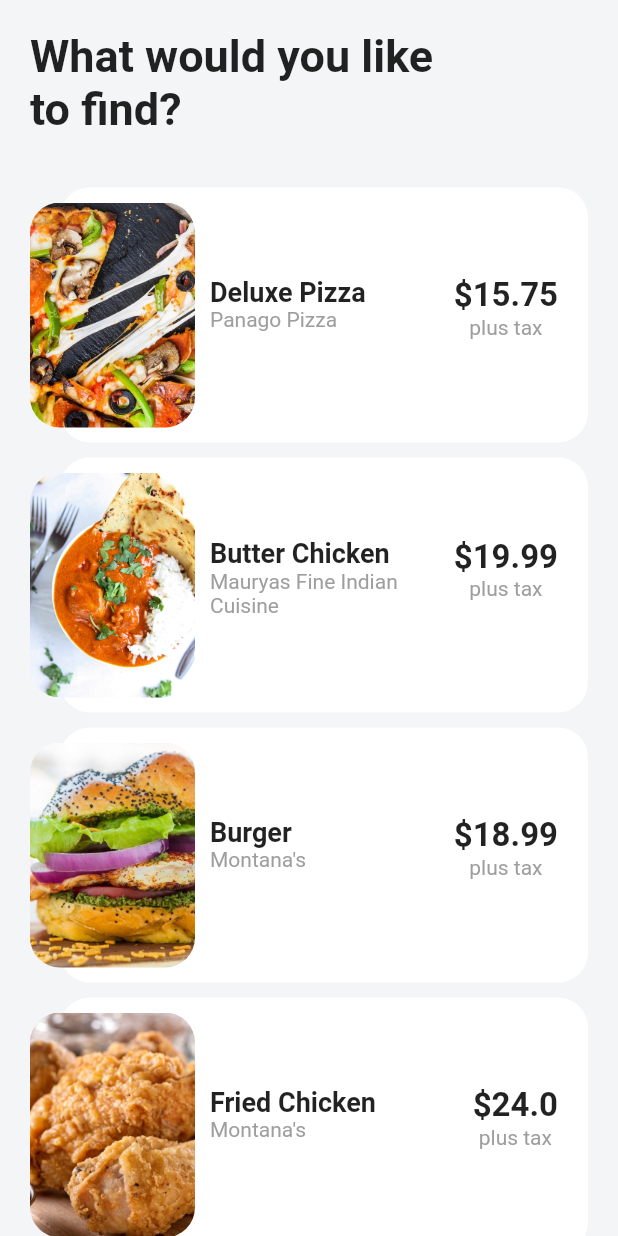
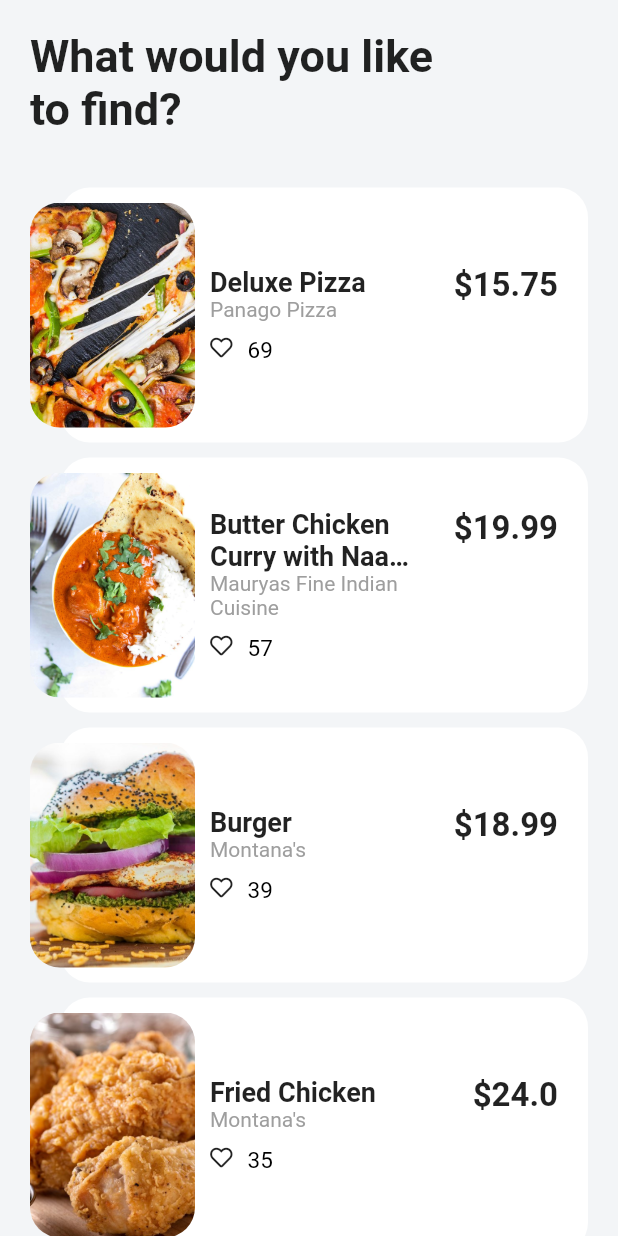
Before and after one commit to Pratham9/top, a Flutter app: the DishPage screen opened directly, on a phone screen of 412 x 824 dp. Run offline on Flutter 3.47's test engine with Material 2 defaults, Android fonts, the phone set to English and light mode, and no system bars; our stand-ins replace cloud_firestore, firebase_auth, firebase_database, font_awesome_flutter, image_picker; accounts and stored records are empty.

Commit message:
added rating on dishpage

```diff
--- a/lib/Pages/dishes_page.dart
+++ b/lib/Pages/dishes_page.dart
@@ -1,4 +1,5 @@
 import 'package:flutter/material.dart';
+import 'package:font_awesome_flutter/font_awesome_flutter.dart';
 import 'package:top/Pages/dish_selected_page.dart';
 
 class Dishes {
@@ -7,7 +8,7 @@ class Dishes {
   String location;
   String description;
   double price;
-  double rating;
+  num rating;
   List<Dishes> dishes;
 
   Dishes({
@@ -29,16 +30,16 @@ class DishPage extends StatelessWidget {
       description:
       'Quality pizza delivered. Pizza, wings, salads & more. Vegan, Vegetarian and Gluten-Smart options available. Made Fresh. Gluten-Smart Options. No Artificial Colours. Vegan and Veggie Options. No Artificial Flavours. Types: Vegan, Vegetarian, Gluten-Free.',
       price: 15.75,
-      rating: 4.5,
+      rating: 69,
     ),
     Dishes(
       imageUrl: 'assets/images/butterchicken.jpg',
-      name: 'Butter Chicken',
+      name: 'Butter Chicken Curry with Naan Bread',
       location: 'Mauryas Fine Indian Cuisine',
       description:
       'Pieces of chicken, first seared in the Tandoori oven then braised in tomato cream sauce',
       price: 19.99,
-      rating: 4.7,
+      rating: 57,
     ),
     Dishes(
       imageUrl: 'assets/images/burger.jpg',
@@ -47,7 +48,7 @@ class DishPage extends StatelessWidget {
       description:
       'Ground beef, or minced cow meat mince or other meat used to make hamburgers. Patty, the ground meat in a circular shape to fit the burger bun.',
       price: 18.99,
-      rating: 3.9,
+      rating: 39,
     ),
     Dishes(
       imageUrl: 'assets/images/friedchicken.jpg',
@@ -56,7 +57,7 @@ class DishPage extends StatelessWidget {
       description:
       'Ground beef, or minced cow meat mince or other meat used to make hamburgers. Patty, the ground meat in a circular shape to fit the burger bun.',
       price: 24.00,
-      rating: 3.9,
+      rating: 35,
     ),Dishes(
       imageUrl: 'assets/images/pasta.jpg',
       name: 'Pasta',
@@ -64,7 +65,7 @@ class DishPage extends StatelessWidget {
       description:
       'Ground beef, or minced cow meat mince or other meat used to make hamburgers. Patty, the ground meat in a circular shape to fit the burger bun.',
       price: 8.99,
-      rating: 3.9,
+      rating: 33,
     ),Dishes(
       imageUrl: 'assets/images/salad.jpg',
       name: 'Salad',
@@ -72,7 +73,7 @@ class DishPage extends StatelessWidget {
       description:
       'Ground beef, or minced cow meat mince or other meat used to make hamburgers. Patty, the ground meat in a circular shape to fit the burger bun.',
       price: 7.99,
-      rating: 3.9,
+      rating: 31,
     ),Dishes(
       imageUrl: 'assets/images/sandwich.jpg',
       name: 'Sandwich',
@@ -80,7 +81,7 @@ class DishPage extends StatelessWidget {
       description:
       'Ground beef, or minced cow meat mince or other meat used to make hamburgers. Patty, the ground meat in a circular shape to fit the burger bun.',
       price: 9.99,
-      rating: 3.9,
+      rating: 20,
     )
   ];
 
@@ -170,17 +171,34 @@ class DishPage extends StatelessWidget {
                                           fontWeight: FontWeight.w600,
                                         ),
                                       ),
-                                      Text(
-                                        'plus tax',
-                                        style: TextStyle(
-                                          color: Colors.grey,
-                                        ),
-                                      ),
+//                                      Text(
+//                                        'plus tax',
+//                                        style: TextStyle(
+//                                          color: Colors.grey,
+//                                        ),
+//                                      ),
                                     ],
                                   ),
                                 ],
                               ),
                               SizedBox(height: 10.0),
+                              Row(
+                                crossAxisAlignment: CrossAxisAlignment.start,
+                                children: <Widget>[
+                                  Icon(
+                                    FontAwesomeIcons.heart,
+                                    size: 15.0,
+                                  ),
+                                  SizedBox(width: 10.0),
+                                  Text(
+                                    '${dishes[index].rating}',
+                                    style: TextStyle(
+                                      color: Colors.black,
+                                      fontSize: 15.0,
+                                    ),
+                                  ),
+                                ],
+                              ),
                             ],
                           ),
                         ),
--- a/pubspec.yaml
+++ b/pubspec.yaml
@@ -14,7 +14,7 @@ description: A new Flutter application.
 version: 1.0.0+1
 
 environment:
-  sdk: ">=2.1.0 <3.0.0"
+  sdk: ">=2.2.0 <3.0.0"
 
 dependencies:
   image_picker:
```
